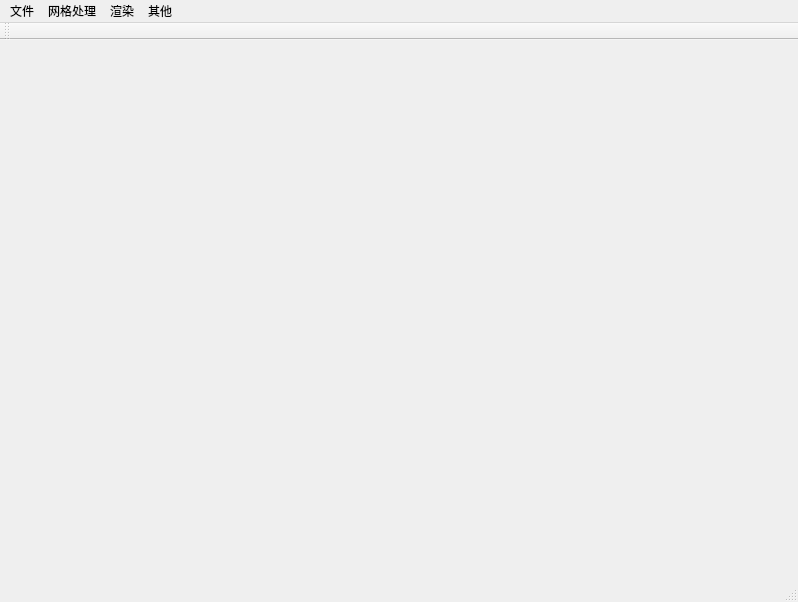
The window that mainwindow.ui (windless1015/Cart3DDemo) describes before a commit, drawn with Qt 5.
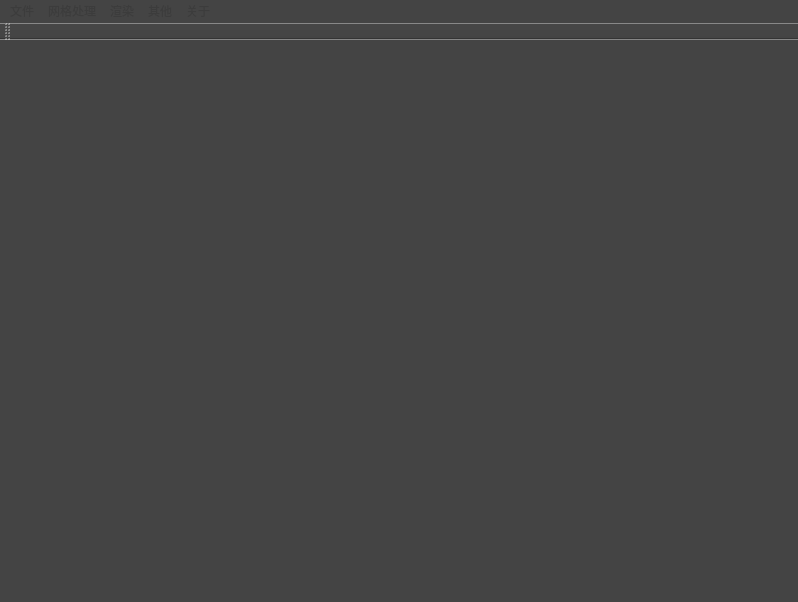
The same window after the commit.

Commit message: 增加一些界面细节

Diff of the .ui file:
```diff
--- a/mainwindow.ui
+++ b/mainwindow.ui
@@ -13,6 +13,17 @@
   <property name="windowTitle">
    <string>MainWindow</string>
   </property>
+  <property name="styleSheet">
+   <string notr="true">QWidget{
+		background-color:rgb(68,68,68);
+		color:rgb(255,255,255);
+		font:	10pt	&quot;幼圆&quot;;
+}
+QMenuBar{
+		background-color:grb(200,200,200);
+		color:rgb(60,60,60);
+}</string>
+  </property>
   <widget class="QWidget" name="centralwidget"/>
   <widget class="QMenuBar" name="menubar">
    <property name="geometry">
@@ -20,7 +31,7 @@
      <x>0</x>
      <y>0</y>
      <width>798</width>
-     <height>22</height>
+     <height>23</height>
     </rect>
    </property>
    <widget class="QMenu" name="menuFile">
@@ -61,10 +72,17 @@
     <addaction name="actionAddAttachment"/>
     <addaction name="actionTestComponent"/>
    </widget>
+   <widget class="QMenu" name="menu_2">
+    <property name="title">
+     <string>关于</string>
+    </property>
+    <addaction name="actionAbout"/>
+   </widget>
    <addaction name="menuFile"/>
    <addaction name="menuMesh"/>
    <addaction name="menuRendering"/>
    <addaction name="menu"/>
+   <addaction name="menu_2"/>
   </widget>
   <widget class="QStatusBar" name="statusbar"/>
   <widget class="QToolBar" name="toolBar">
```
Left out of the diff: 8 changed lines with no effect on the pictures. The commit also changes 7 other files.
